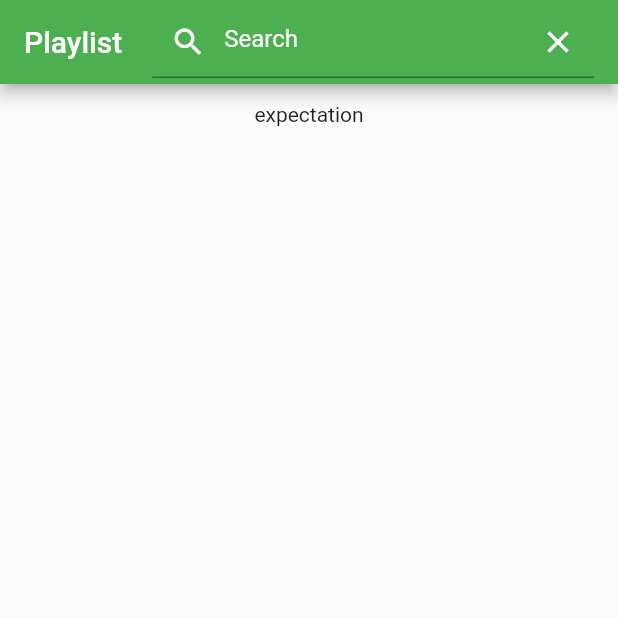
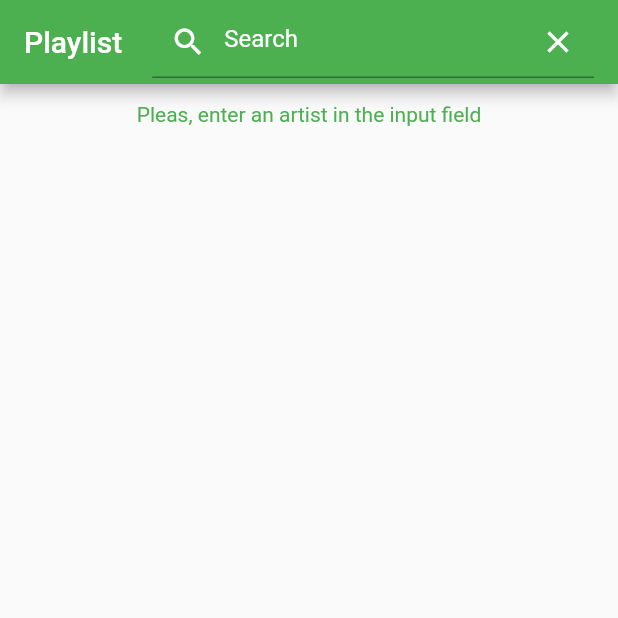
Before and after one commit to k1mka/spotify_prototype, a Flutter app: the screen it shows after launch, on a phone screen of 412 x 824 dp, the top half of it. Run offline on Flutter 3.47's test engine with Material 2 defaults, Android fonts, the light colour scheme and no system bars; our stand-ins replace flutter_bloc, get_it.

Commit message:
refactored search widget, and InitialState in layout

```diff
--- a/lib/get_it.dart
+++ b/lib/get_it.dart
@@ -1,7 +1,6 @@
 import 'package:get_it/get_it.dart';
 import 'package:spotify_prototype/data/network_services/mocked_network_service.dart';
-
-import 'data/network_services/network_service.dart';
+import 'package:spotify_prototype/data/network_services/network_service.dart';
 import 'data/repository/repo_impl.dart';
 import 'data/repository/repository.dart';
 
--- a/lib/presentation/screens/playlist_screen/playlist_layout.dart
+++ b/lib/presentation/screens/playlist_screen/playlist_layout.dart
@@ -14,12 +14,6 @@ class PlaylistLayout extends StatefulWidget {
 }
 
 class _PlaylistLayoutState extends State<PlaylistLayout> {
-  @override
-  void initState() {
-    super.initState();
-    context.read<PlayListBloc>().add(LoadingTrackEvent('Kanye West', 20));
-  }
-
   @override
   Widget build(BuildContext context) {
     return Scaffold(
@@ -39,7 +33,14 @@ class _PlaylistLayoutState extends State<PlaylistLayout> {
           children: [
             BlocBuilder<PlayListBloc, PlayListState>(
               builder: (context, state) {
-                if (state is InitialState) return const Center(child: Text('expectation'));
+                if (state is InitialState) {
+                  return const Center(
+                    child: Text(
+                      'Pleas, enter an artist in the input field',
+                      style: TextStyle(color: Colors.green),
+                    ),
+                  );
+                }
                 if (state is ErrorTrack) return const Text('Error loading');
                 if (state is LoadingTrack) return const Center(child: CircularProgressIndicator());
                 if (state is LoadedTrack) {
```
Also changed, not shown: lib/presentation/widgets/search_widget.dart (+10 -3 lines).
